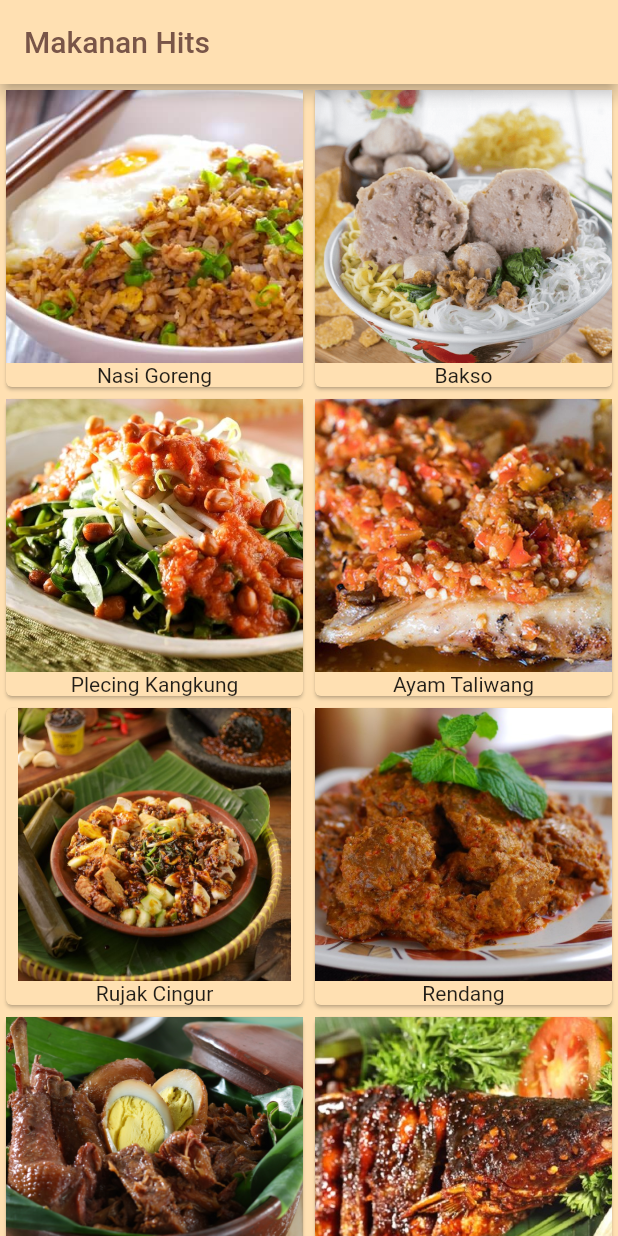
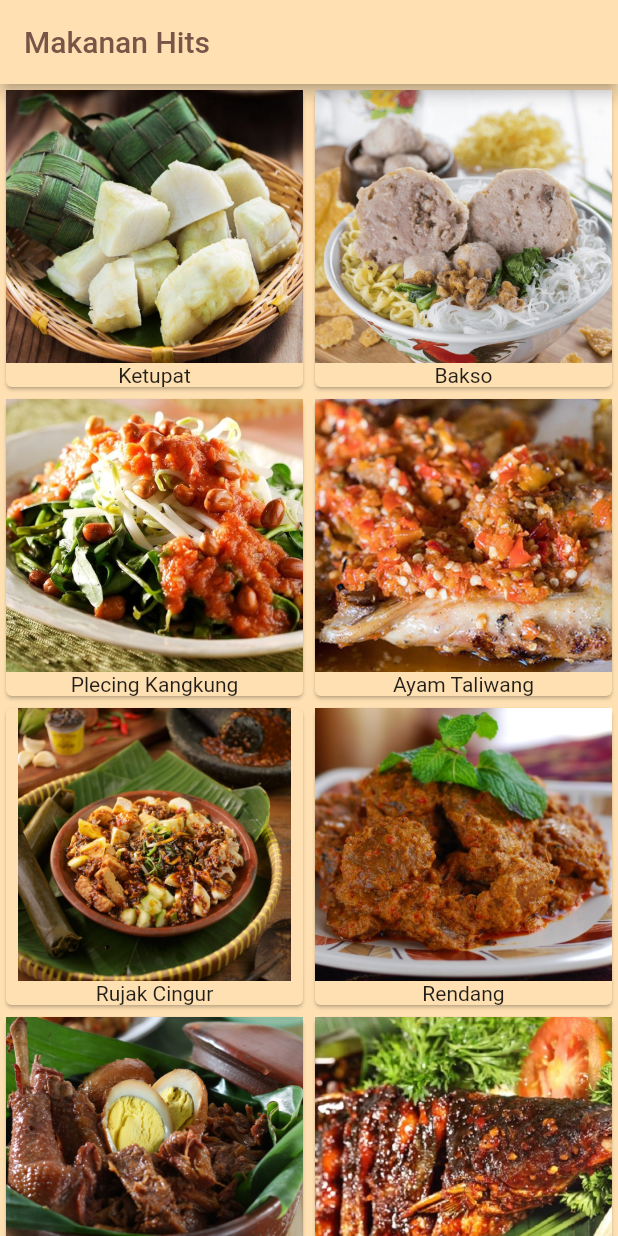
Before and after one commit to WibiSa/resep_makanan_sederhana_dr_dicoding_kelas_flutter, a Flutter app: the screen it shows after launch, on a phone screen of 412 x 824 dp. Run offline on Flutter 3.47's test engine with Material 2 defaults, Android fonts, the phone set to English and light mode, and no system bars.

Commit message:
perubahan v1

```diff
--- a/lib/data_makanan.dart
+++ b/lib/data_makanan.dart
@@ -4,9 +4,9 @@ final List<Container> listDataMakanan = new List();
 
 var makanan = [
   {
-    'nama': 'Nasi Goreng',
-    'gambar': 'lib/gambar/nasiGoreng.jpg',
-    'deskripsi': nasiGoreng
+    'nama': 'Ketupat',
+    'gambar': 'lib/gambar/ketupat.jpg',
+    'deskripsi': Ketupat
   },
   {'nama': 'Bakso', 'gambar': 'lib/gambar/bakso.png', 'deskripsi': bakso},
   {
@@ -35,10 +35,8 @@ var makanan = [
   {'nama': 'Soto', 'gambar': 'lib/gambar/soto.jpg', 'deskripsi': soto},
 ];
 
-String nasiGoreng =
-    'Nasi goreng adalah sebuah makanan berupa nasi yang digoreng dan diaduk dalam minyak goreng atau margarin,'
-    'biasanya ditambah kecap manis, bawang merah, bawang putih, asam jawa, lada dan bumbu-bumbu lainnya,'
-    'seperti telur, ayam, dan kerupuk. Ada pula nasi goreng jenis lain yang dibuat bersama ikan asin yang juga populer di seluruh Indonesia.';
+String Ketupat =
+    'Ketupat hidangan khas Asia Tenggara maritim berbahan dasar beras yang dibungkus dengan pembungkus terbuat dari anyaman daun kelapa muda (janur), atau kadang-kadang dari daun palma yang lain.';
 String bakso =
     'Bakso atau baso adalah jenis bola daging yang lazim ditemukan pada masakan Indonesia.'
     'Bakso umumnya dibuat dari campuran daging sapi giling dan tepung tapioka, '
--- a/pubspec.yaml
+++ b/pubspec.yaml
@@ -46,7 +46,7 @@ flutter:
     - lib/gambar/bakso.png
     - lib/gambar/gudeg.jpg
     - lib/gambar/ikanBakar.jpg
-    - lib/gambar/nasiGoreng.jpg
+    - lib/gambar/ketupat.jpg
     - lib/gambar/plecingKangkung.jpg
     - lib/gambar/rendang.jpg
     - lib/gambar/rujakcingur.jpg
```
Also changed, not shown: lib/gambar/ketupat.jpg (added).
